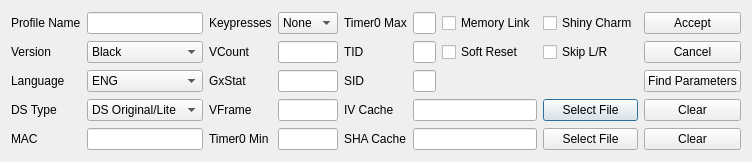
This is Form/Gen5/Profile/ProfileEditor5.ui in Admiral-Fish/PokeFinder as Qt 5 draws it before an edit. The edited form follows.
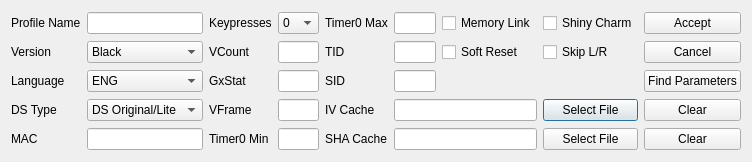
This is the edited form. Custom widgets are drawn as their Qt base class.

```diff
--- a/Form/Gen5/Profile/ProfileEditor5.ui
+++ b/Form/Gen5/Profile/ProfileEditor5.ui
@@ -148,7 +148,7 @@
     <widget class="CheckList" name="comboBoxKeypresses">
      <item>
       <property name="text">
-       <string>None</string>
+       <string notr="true">0</string>
       </property>
      </item>
      <item>
```
